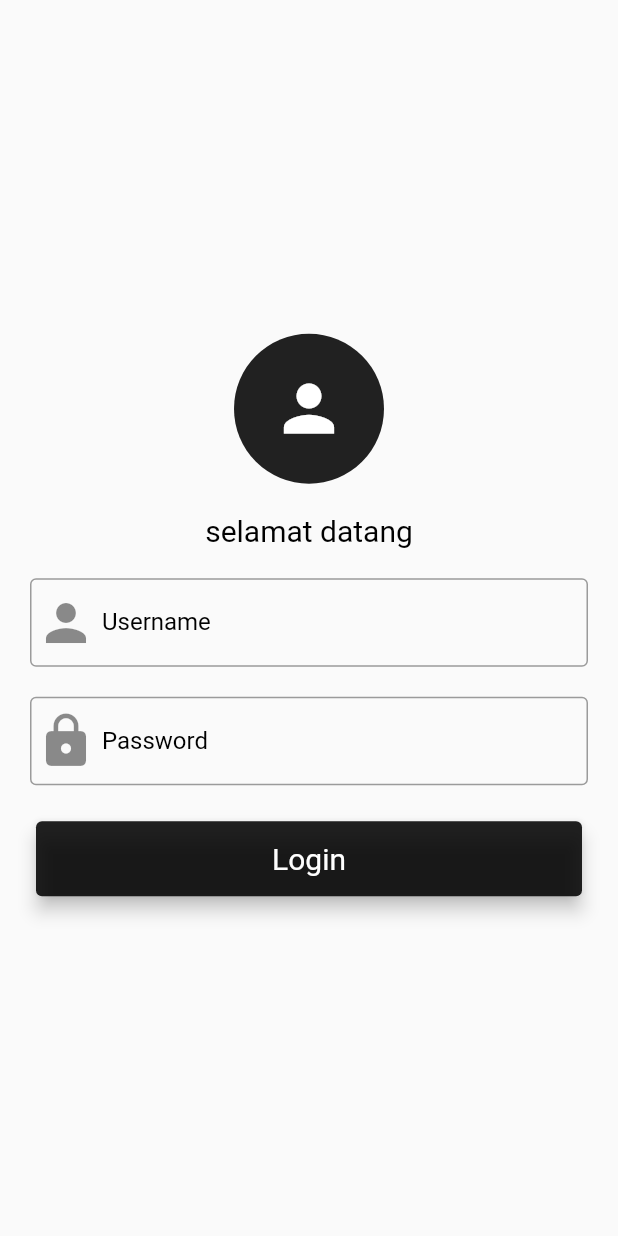
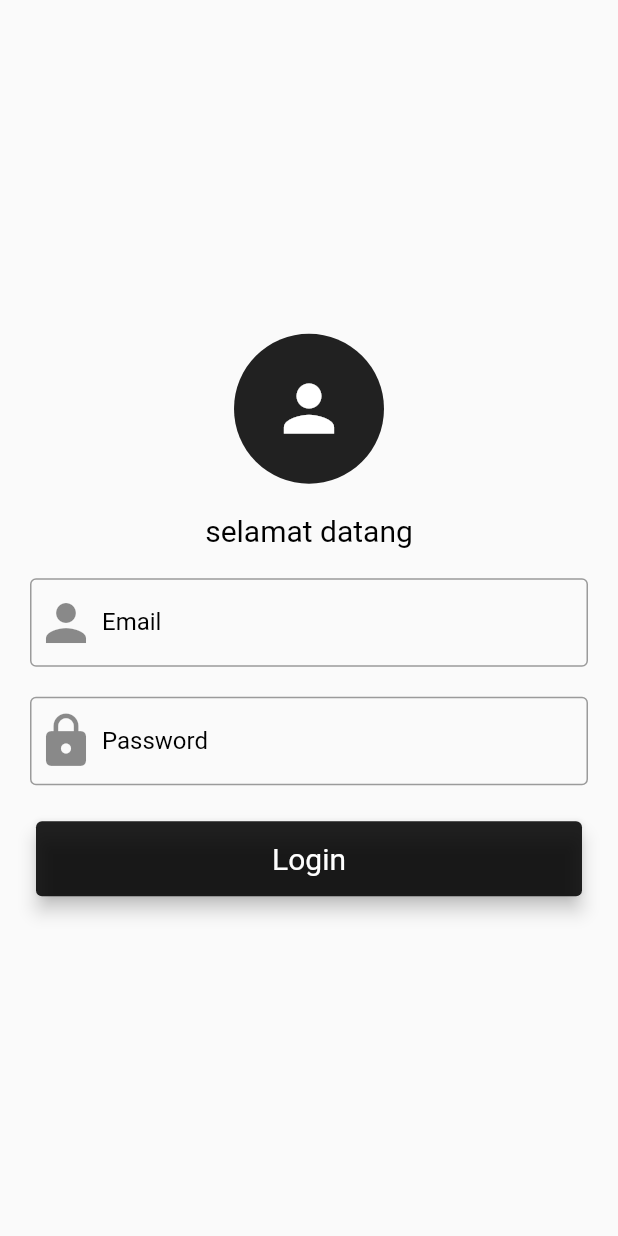
Before and after one commit to yamin83i/LoginScreen, a Flutter app: the screen it shows after launch, after a tap on "Login", on a phone screen of 412 x 824 dp. Run offline on Flutter 3.47's test engine with Material 2 defaults, Android fonts, the phone set to English and light mode, and no system bars; network calls fail.

Commit message:
second commit

```diff
--- /dev/null
+++ b/lib/api_login.dart
@@ -0,0 +1,22 @@
+import 'package:http/http.dart' as http;
+import 'dart:convert';
+
+class PostResult {
+  String token;
+
+  PostResult({this.token});
+
+  factory PostResult.createPostResult(Map<String, dynamic> object) {
+    return PostResult(token: object['token'].toString());
+  }
+
+  static Future<PostResult> connectToAPI(String email, String password) async {
+    String apiURL = "https://reqres.in//api/login";
+
+    var apipost =
+        await http.post(apiURL, body: {"email": email, "password": password});
+    var jsonObject = json.decode(apipost.body.toString());
+
+    return PostResult.createPostResult(jsonObject);
+  }
+}
--- a/lib/main.dart
+++ b/lib/main.dart
@@ -1,4 +1,5 @@
 import 'package:flutter/material.dart';
+import 'package:loginapp/api_login.dart';
 
 void main() => runApp(MyApp());
 
@@ -20,6 +21,10 @@ class Login extends StatefulWidget {
 }
 
 class _LoginState extends State<Login> {
+  var email = "";
+  var password = "";
+  PostResult postResult = null;
+
   @override
   Widget build(BuildContext context) {
     return Scaffold(
@@ -61,10 +66,11 @@ class _LoginState extends State<Login> {
                       Icons.person,
                       size: 40,
                     ),
-                    hintText: "Username",
+                    hintText: "Email",
                     hintStyle: TextStyle(color: Colors.black87),
-                    labelText: "Username",
+                    labelText: "Email",
                     labelStyle: TextStyle(color: Colors.black)),
+                onChanged: (value) => {email = value},
               ),
               SizedBox(
                 height: 20,
@@ -83,8 +89,10 @@ class _LoginState extends State<Login> {
                     hintStyle: TextStyle(color: Colors.black87),
                     labelText: "Password",
                     labelStyle: TextStyle(color: Colors.black)),
+                onChanged: (value) => {password = value},
               ),
               SizedBox(
+                child: Text((postResult != null) ? postResult.token : " "),
                 height: 20,
               ),
               Card(
@@ -94,7 +102,12 @@ class _LoginState extends State<Login> {
                     height: 50,
                     child: InkWell(
                       splashColor: Colors.white,
-                      onTap: () {},
+                      onTap: () {
+                        PostResult.connectToAPI(email, password).then((value) {
+                          postResult = value;
+                          setState(() {});
+                        });
+                      },
                       child: Center(
                         child: Text(
                           "Login",
--- a/pubspec.yaml
+++ b/pubspec.yaml
@@ -34,6 +34,7 @@ dependencies:
   # The following adds the Cupertino Icons font to your application.
   # Use with the CupertinoIcons class for iOS style icons.
   cupertino_icons: ^1.0.2
+  http: ^0.12.0+2
 
 dev_dependencies:
   flutter_test:
```
Also changed, not shown: pubspec.lock.
